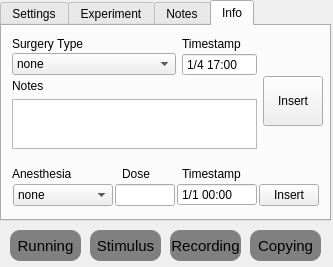
Old version of the form MasterRunner/form.ui in the repository ef-lab/Experiments.
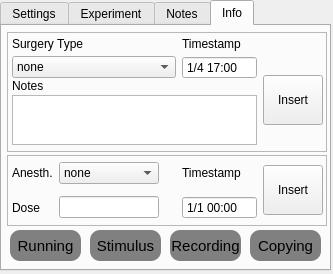
New version of the form. The open tabs and pages were chosen to show the change. Icons and pictures are not drawn.

```diff
--- a/MasterRunner/form.ui
+++ b/MasterRunner/form.ui
@@ -13,7 +13,7 @@
     <x>0</x>
     <y>0</y>
     <width>333</width>
-    <height>267</height>
+    <height>274</height>
    </rect>
   </property>
   <property name="windowTitle">
@@ -25,7 +25,7 @@
      <x>0</x>
      <y>0</y>
      <width>331</width>
-     <height>221</height>
+     <height>271</height>
     </rect>
    </property>
    <property name="currentIndex">
@@ -442,52 +442,13 @@
     <attribute name="title">
      <string>Info</string>
     </attribute>
-    <widget class="QLabel" name="dose_label">
-     <property name="geometry">
-      <rect>
-       <x>120</x>
-       <y>140</y>
-       <width>91</width>
-       <height>16</height>
-      </rect>
-     </property>
-     <property name="text">
-      <string>Dose</string>
-     </property>
-    </widget>
-    <widget class="QLabel" name="anesthesia_label_2">
-     <property name="geometry">
-      <rect>
-       <x>10</x>
-       <y>140</y>
-       <width>71</width>
-       <height>16</height>
-      </rect>
-     </property>
-     <property name="text">
-      <string>Anesthesia</string>
-     </property>
-    </widget>
-    <widget class="QLabel" name="dose_label_2">
-     <property name="geometry">
-      <rect>
-       <x>180</x>
-       <y>140</y>
-       <width>91</width>
-       <height>16</height>
-      </rect>
-     </property>
-     <property name="text">
-      <string>Timestamp</string>
-     </property>
-    </widget>
     <widget class="QLabel" name="anesthesia_label_3">
      <property name="geometry">
       <rect>
        <x>10</x>
        <y>10</y>
        <width>111</width>
-       <height>16</height>
+       <height>15</height>
       </rect>
      </property>
      <property name="text">
@@ -500,7 +461,7 @@
        <x>10</x>
        <y>50</y>
        <width>91</width>
-       <height>20</height>
+       <height>19</height>
       </rect>
      </property>
      <property name="text">
@@ -513,7 +474,7 @@
        <x>180</x>
        <y>10</y>
        <width>91</width>
-       <height>16</height>
+       <height>15</height>
       </rect>
      </property>
      <property name="text">
@@ -524,96 +485,9 @@
      <property name="geometry">
       <rect>
        <x>10</x>
-       <y>150</y>
+       <y>20</y>
        <width>311</width>
-       <height>38</height>
-      </rect>
-     </property>
-     <layout class="QHBoxLayout" name="horizontalLayout">
-      <property name="spacing">
-       <number>1</number>
-      </property>
-      <property name="sizeConstraint">
-       <enum>QLayout::SetNoConstraint</enum>
-      </property>
-      <item>
-       <widget class="QComboBox" name="anesthesia_type">
-        <property name="sizePolicy">
-         <sizepolicy hsizetype="Fixed" vsizetype="Fixed">
-          <horstretch>0</horstretch>
-          <verstretch>0</verstretch>
-         </sizepolicy>
-        </property>
-        <property name="maximumSize">
-         <size>
-          <width>100</width>
-          <height>16777215</height>
-         </size>
-        </property>
-        <item>
-         <property name="text">
-          <string>none</string>
-         </property>
-        </item>
-       </widget>
-      </item>
-      <item>
-       <widget class="QLineEdit" name="anesthesia_dose">
-        <property name="sizePolicy">
-         <sizepolicy hsizetype="Minimum" vsizetype="Fixed">
-          <horstretch>0</horstretch>
-          <verstretch>0</verstretch>
-         </sizepolicy>
-        </property>
-        <property name="maximumSize">
-         <size>
-          <width>60</width>
-          <height>16777215</height>
-         </size>
-        </property>
-       </widget>
-      </item>
-      <item>
-       <widget class="QDateTimeEdit" name="anesthesia_time">
-        <property name="maximumSize">
-         <size>
-          <width>80</width>
-          <height>16777215</height>
-         </size>
-        </property>
-        <property name="buttonSymbols">
-         <enum>QAbstractSpinBox::NoButtons</enum>
-        </property>
-        <property name="displayFormat">
-         <string>d/M HH:mm</string>
-        </property>
-        <property name="calendarPopup">
-         <bool>false</bool>
-        </property>
-       </widget>
-      </item>
-      <item>
-       <widget class="QPushButton" name="anesthesia_button">
-        <property name="maximumSize">
-         <size>
-          <width>60</width>
-          <height>16777215</height>
-         </size>
-        </property>
-        <property name="text">
-         <string>Insert</string>
-        </property>
-       </widget>
-      </item>
-     </layout>
-    </widget>
-    <widget class="QWidget" name="layoutWidget">
-     <property name="geometry">
-      <rect>
-       <x>10</x>
-       <y>10</y>
-       <width>311</width>
-       <height>131</height>
+       <height>110</height>
       </rect>
      </property>
      <layout class="QGridLayout" name="gridLayout_4" rowstretch="0,0" columnstretch="0,0,0">
@@ -711,6 +585,188 @@
       </item>
      </layout>
     </widget>
+    <widget class="QWidget" name="">
+     <property name="geometry">
+      <rect>
+       <x>10</x>
+       <y>130</y>
+       <width>311</width>
+       <height>71</height>
+      </rect>
+     </property>
+     <layout class="QGridLayout" name="gridLayout_6">
+      <item row="0" column="0">
+       <widget class="QLabel" name="anesthesia_label_2">
+        <property name="text">
+         <string>Anesth.</string>
+        </property>
+       </widget>
+      </item>
+      <item row="1" column="1">
+       <widget class="QLineEdit" name="anesthesia_dose">
+        <property name="sizePolicy">
+         <sizepolicy hsizetype="Minimum" vsizetype="Fixed">
+          <horstretch>0</horstretch>
+          <verstretch>0</verstretch>
+         </sizepolicy>
+        </property>
+        <property name="maximumSize">
+         <size>
+          <width>100</width>
+          <height>16777215</height>
+         </size>
+        </property>
+       </widget>
+      </item>
+      <item row="0" column="3">
+       <widget class="QLabel" name="dose_label_2">
+        <property name="text">
+         <string>Timestamp</string>
+        </property>
+       </widget>
+      </item>
+      <item row="0" column="4" rowspan="2">
+       <widget class="QPushButton" name="anesthesia_button">
+        <property name="maximumSize">
+         <size>
+          <width>60</width>
+          <height>50</height>
+         </size>
+        </property>
+        <property name="text">
+         <string>Insert</string>
+        </property>
+       </widget>
+      </item>
+      <item row="1" column="3">
+       <widget class="QDateTimeEdit" name="anesthesia_time">
+        <property name="maximumSize">
+         <size>
+          <width>80</width>
+          <height>16777215</height>
+         </size>
+        </property>
+        <property name="buttonSymbols">
+         <enum>QAbstractSpinBox::NoButtons</enum>
+        </property>
+        <property name="displayFormat">
+         <string>d/M HH:mm</string>
+        </property>
+        <property name="calendarPopup">
+         <bool>false</bool>
+        </property>
+       </widget>
+      </item>
+      <item row="0" column="1" colspan="2">
+       <widget class="QComboBox" name="anesthesia_type">
+        <property name="sizePolicy">
+         <sizepolicy hsizetype="Fixed" vsizetype="Fixed">
+          <horstretch>0</horstretch>
+          <verstretch>0</verstretch>
+         </sizepolicy>
+        </property>
+        <property name="maximumSize">
+         <size>
+          <width>100</width>
+          <height>16777215</height>
+         </size>
+        </property>
+        <item>
+         <property name="text">
+          <string>none</string>
+         </property>
+        </item>
+       </widget>
+      </item>
+      <item row="1" column="0">
+       <widget class="QLabel" name="dose_label">
+        <property name="text">
+         <string>Dose</string>
+        </property>
+       </widget>
+      </item>
+     </layout>
+    </widget>
+    <widget class="QFrame" name="frame">
+     <property name="geometry">
+      <rect>
+       <x>5</x>
+       <y>129</y>
+       <width>320</width>
+       <height>71</height>
+      </rect>
+     </property>
+     <property name="frameShape">
+      <enum>QFrame::StyledPanel</enum>
+     </property>
+     <property name="frameShadow">
+      <enum>QFrame::Raised</enum>
+     </property>
+     <widget class="QFrame" name="frame_2">
+      <property name="geometry">
+       <rect>
+        <x>320</x>
+        <y>40</y>
+        <width>321</width>
+        <height>80</height>
+       </rect>
+      </property>
+      <property name="frameShape">
+       <enum>QFrame::StyledPanel</enum>
+      </property>
+      <property name="frameShadow">
+       <enum>QFrame::Raised</enum>
+      </property>
+     </widget>
+     <widget class="QFrame" name="frame_3">
+      <property name="geometry">
+       <rect>
+        <x>320</x>
+        <y>20</y>
+        <width>321</width>
+        <height>80</height>
+       </rect>
+      </property>
+      <property name="frameShape">
+       <enum>QFrame::StyledPanel</enum>
+      </property>
+      <property name="frameShadow">
+       <enum>QFrame::Raised</enum>
+      </property>
+      <widget class="QFrame" name="frame_4">
+       <property name="geometry">
+        <rect>
+         <x>320</x>
+         <y>40</y>
+         <width>321</width>
+         <height>80</height>
+        </rect>
+       </property>
+       <property name="frameShape">
+        <enum>QFrame::StyledPanel</enum>
+       </property>
+       <property name="frameShadow">
+        <enum>QFrame::Raised</enum>
+       </property>
+      </widget>
+     </widget>
+    </widget>
+    <widget class="QFrame" name="frame_5">
+     <property name="geometry">
+      <rect>
+       <x>5</x>
+       <y>6</y>
+       <width>320</width>
+       <height>120</height>
+      </rect>
+     </property>
+     <property name="frameShape">
+      <enum>QFrame::StyledPanel</enum>
+     </property>
+     <property name="frameShadow">
+      <enum>QFrame::Raised</enum>
+     </property>
+    </widget>
    </widget>
   </widget>
   <widget class="QPushButton" name="copying_indicator">
```
Left out of the diff: 22 changed lines with no effect on the pictures.
